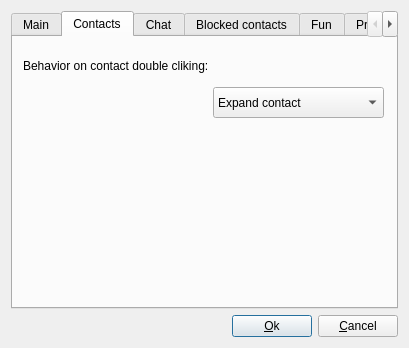
8102/QNetSoul, file qns/ui/Options.ui: the form before one commit.
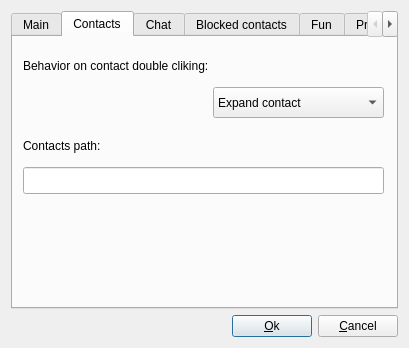
The form after the commit. The open tabs and pages were chosen to show the change. Icons and pictures are not drawn. Custom widgets are drawn as their Qt base class.

Commit message: Version 1.3: Better contacts file handle + Mac icons

What changed in the file:
```diff
--- a/qns/ui/Options.ui
+++ b/qns/ui/Options.ui
@@ -292,6 +292,32 @@
           <string>Behavior on contact double cliking:</string>
          </property>
         </widget>
+        <widget class="QLabel" name="label_2">
+         <property name="geometry">
+          <rect>
+           <x>10</x>
+           <y>100</y>
+           <width>181</width>
+           <height>17</height>
+          </rect>
+         </property>
+         <property name="text">
+          <string>Contacts path:</string>
+         </property>
+        </widget>
+        <widget class="QLineEdit" name="contactsPathLineEdit">
+         <property name="geometry">
+          <rect>
+           <x>10</x>
+           <y>130</y>
+           <width>361</width>
+           <height>27</height>
+          </rect>
+         </property>
+         <property name="readOnly">
+          <bool>true</bool>
+         </property>
+        </widget>
        </widget>
        <widget class="OptionsChatWidget" name="chatWidget">
         <attribute name="title">
```
The commit also changes 18 other files.
